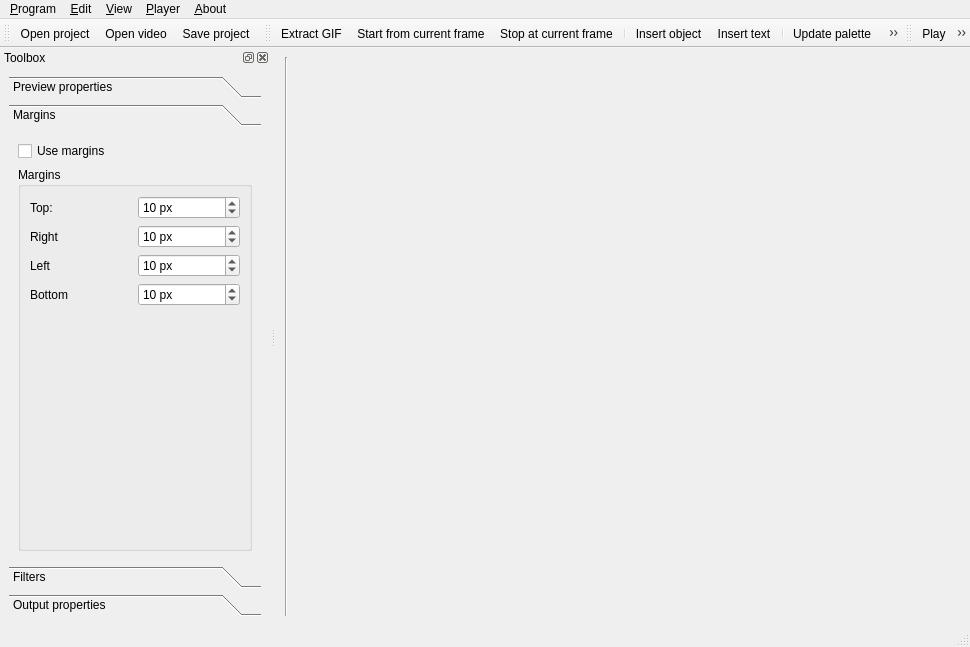
Old version of the form ui/mainwindow.ui in the repository Apkawa/QGifer.
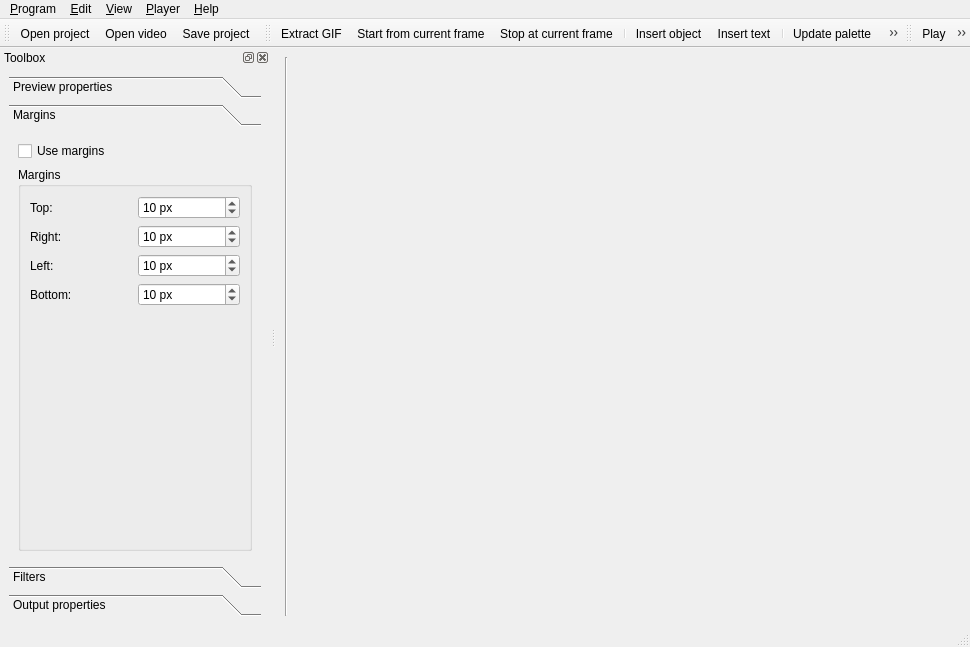
New version of the form. The open tabs and pages were chosen to show the change. Icons and pictures are not drawn. Custom widgets are drawn as their Qt base class.

```diff
--- a/ui/mainwindow.ui
+++ b/ui/mainwindow.ui
@@ -72,7 +72,7 @@
    </widget>
    <widget class="QMenu" name="menu_Help">
     <property name="title">
-     <string>&amp;About</string>
+     <string>&amp;Help</string>
     </property>
     <addaction name="actionAbout"/>
    </widget>
@@ -110,7 +110,7 @@
     <addaction name="separator"/>
     <addaction name="actionExit"/>
    </widget>
-   <widget class="QMenu" name="menu_View">
+   <widget class="QMenu" name="menuView">
     <property name="title">
      <string>&amp;View</string>
     </property>
@@ -123,7 +123,7 @@
    </widget>
    <addaction name="menu_Program"/>
    <addaction name="menuEdit"/>
-   <addaction name="menu_View"/>
+   <addaction name="menuView"/>
    <addaction name="menuPlayer"/>
    <addaction name="menu_Help"/>
   </widget>
@@ -349,7 +349,7 @@
          <rect>
           <x>0</x>
           <y>0</y>
-          <width>246</width>
+          <width>257</width>
           <height>421</height>
          </rect>
         </property>
@@ -373,7 +373,7 @@
             <item row="1" column="0">
              <widget class="QLabel" name="label_8">
               <property name="text">
-               <string>Right</string>
+               <string>Right:</string>
               </property>
              </widget>
             </item>
@@ -406,14 +406,14 @@
             <item row="2" column="0">
              <widget class="QLabel" name="label_9">
               <property name="text">
-               <string>Left</string>
+               <string>Left:</string>
               </property>
              </widget>
             </item>
             <item row="3" column="0">
              <widget class="QLabel" name="label_10">
               <property name="text">
-               <string>Bottom</string>
+               <string>Bottom:</string>
               </property>
              </widget>
             </item>
```
Left out of the diff: 22 changed lines with no effect on the pictures.
